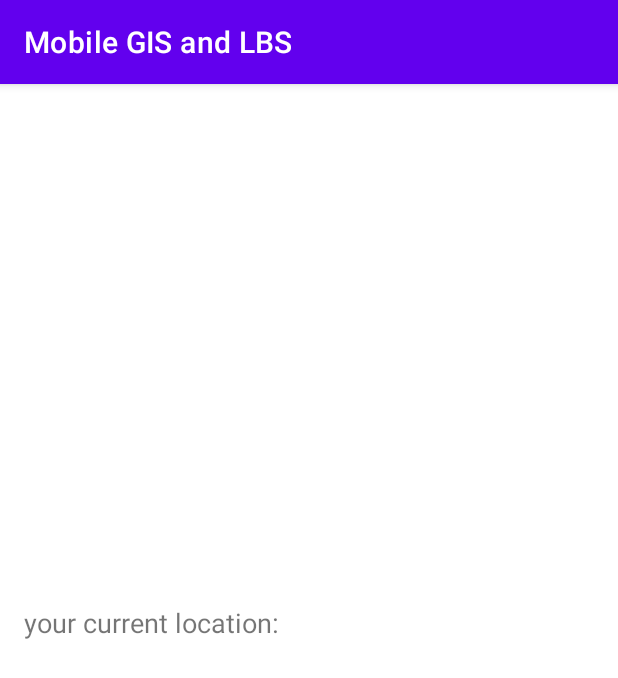
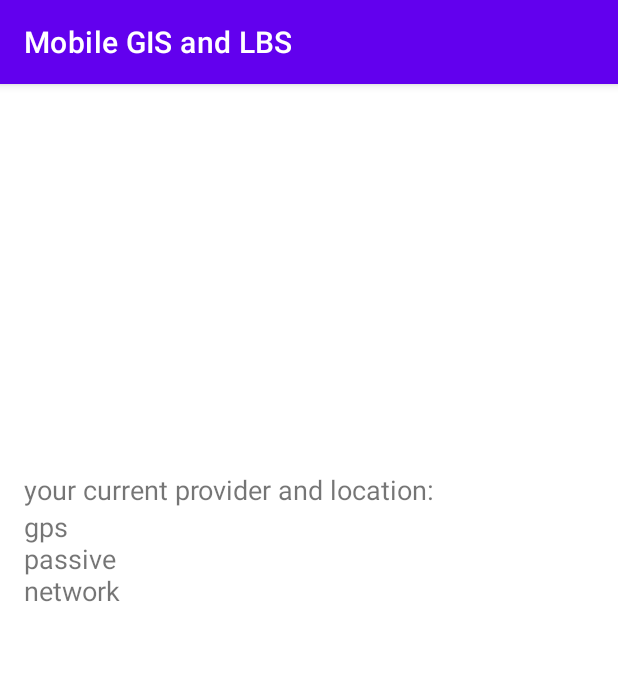
Before and after one commit to lilligao/MobileGIS_LBS, an Android app: the screen it shows after launch (MainActivity), on a phone screen of 412 x 824 dp. Shown: the top 678 px of the screen. Run offline under Robolectric (Android 15) with nearby library versions, the phone set to English and light mode, and no system bars.

Commit message:
zweite Aenderung

```diff
--- a/app/src/main/java/edu/kit/mobilegisandlbs/MainActivity.java
+++ b/app/src/main/java/edu/kit/mobilegisandlbs/MainActivity.java
@@ -29,8 +29,12 @@ import com.google.android.gms.tasks.OnCompleteListener;
 import com.google.android.gms.tasks.OnSuccessListener;
 import com.google.android.gms.tasks.Task;
 
+import java.util.Iterator;
+import java.util.List;
+
 public class MainActivity extends AppCompatActivity {
     private TextView text;
+    private TextView provider;
     int PERMISSION_ID = 44;
     // initializing
     // FusedLocationProviderClient
@@ -41,25 +45,27 @@ public class MainActivity extends AppCompatActivity {
     protected void onCreate(Bundle savedInstanceState) {
         super.onCreate(savedInstanceState);
         setContentView(R.layout.activity_main);
+
+        provider = (TextView) findViewById(R.id.provider);
+        LocationManager locationManager = (LocationManager) getSystemService(LOCATION_SERVICE);
+        List<String> providerNames = locationManager.getAllProviders();
+        StringBuilder stringBuilder = new StringBuilder();
+        for (Iterator<String> iterator = providerNames.iterator(); iterator.hasNext();){
+            stringBuilder.append(iterator.next()+"\n");
+        }
+        provider.setText(stringBuilder.toString());
+
         text = (TextView) findViewById(R.id.location_coord);
         mFusedLocationClient = LocationServices.getFusedLocationProviderClient(this);
         // method to get the location
         getLastLocation();
-
-//        LocationManager locationManager = (LocationManager) getSystemService(LOCATION_SERVICE);
-//        List<String> providerNames = locationManager.getAllProviders();
-//        StringBuilder stringBuilder = new StringBuilder();
-//        for (Iterator<String> iterator = providerNames.iterator(); iterator.hasNext();){
-//            stringBuilder.append(iterator.next()+"\n");
-//        }
-//        text.setText(stringBuilder.toString());
 //
 //        LocationListener locationListener = new MyLocationListener();
 //
 //        locationManager.requestLocationUpdates(
 //                LocationManager.GPS_PROVIDER,//GPS as provider
-//                0,//update every 1 sec
-//                0,//every 1 m
+//                1000,//update every 1 sec
+//                1000,//every 1 m
 //                locationListener
 //        );
 //        Location location = locationManager.getLastKnownLocation(LocationManager.GPS_PROVIDER);
@@ -146,8 +152,8 @@ public class MainActivity extends AppCompatActivity {
     // if location is enabled
     private boolean isLocationEnabled() {
         LocationManager locationManager = (LocationManager) getSystemService(Context.LOCATION_SERVICE);
-        return locationManager.isProviderEnabled(LocationManager.GPS_PROVIDER);
-     //   return locationManager.isProviderEnabled(LocationManager.GPS_PROVIDER) || locationManager.isProviderEnabled(LocationManager.NETWORK_PROVIDER);
+        //return locationManager.isProviderEnabled(LocationManager.GPS_PROVIDER);
+        return locationManager.isProviderEnabled(LocationManager.GPS_PROVIDER) || locationManager.isProviderEnabled(LocationManager.NETWORK_PROVIDER);
     }
 
     // If everything is alright then
--- a/app/src/main/res/layout/activity_main.xml
+++ b/app/src/main/res/layout/activity_main.xml
@@ -13,8 +13,15 @@
         android:id="@+id/title"
         android:layout_width="wrap_content"
         android:layout_height="wrap_content"
+        android:layout_above="@id/provider"
+        android:text="your current provider and location:"
+        android:textSize="18sp" />
+
+    <TextView
+        android:id="@+id/provider"
+        android:layout_width="wrap_content"
+        android:layout_height="wrap_content"
         android:layout_above="@id/location_coord"
-        android:text="your current location:"
         android:textSize="18sp" />
 
     <TextView
@@ -23,6 +30,6 @@
         android:layout_height="wrap_content"
         android:layout_centerInParent="true"
         android:textSize="18sp" />
- />
+
 
 </RelativeLayout>
```
